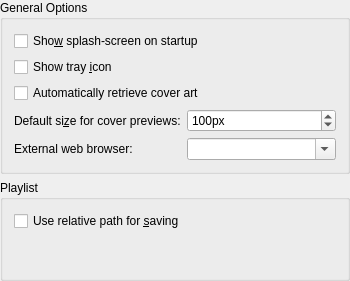
KDE/amarok, file src/configdialog/dialogs/GeneralConfig.ui: the form before one commit.
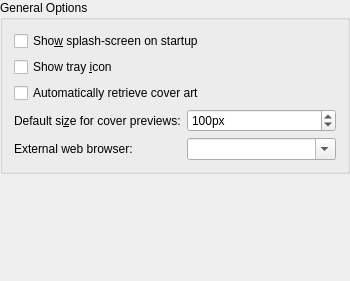
The form after the commit.

Commit message: Remove the option for saving a relative playlist from the config dialog as this has moved to the file save dialog

Patch:
```diff
--- a/src/configdialog/dialogs/GeneralConfig.ui
+++ b/src/configdialog/dialogs/GeneralConfig.ui
@@ -116,7 +116,7 @@
      </layout>
     </widget>
    </item>
-   <item row="2" column="0" >
+   <item row="1" column="0" >
     <spacer>
      <property name="orientation" >
       <enum>Qt::Vertical</enum>
@@ -129,41 +129,6 @@
      </property>
     </spacer>
    </item>
-   <item row="1" column="0" >
-    <widget class="QGroupBox" name="groupBox2" >
-     <property name="title" >
-      <string>Playlist</string>
-     </property>
-     <layout class="QVBoxLayout" name="verticalLayout" >
-      <item>
-       <widget class="QCheckBox" name="kcfg_RelativePlaylist" >
-        <property name="toolTip" >
-         <string>If checked, Amarok uses a relative path for the tracks of manually saved playlists</string>
-        </property>
-        <property name="whatsThis" >
-         <string>If checked, Amarok uses a relative path for the tracks of manually saved playlists</string>
-        </property>
-        <property name="text" >
-         <string>Use relative path for &amp;saving</string>
-        </property>
-       </widget>
-      </item>
-      <item>
-       <spacer name="verticalSpacer" >
-        <property name="orientation" >
-         <enum>Qt::Vertical</enum>
-        </property>
-        <property name="sizeHint" stdset="0" >
-         <size>
-          <width>20</width>
-          <height>40</height>
-         </size>
-        </property>
-       </spacer>
-      </item>
-     </layout>
-    </widget>
-   </item>
   </layout>
  </widget>
  <layoutdefault spacing="6" margin="11" />
```
